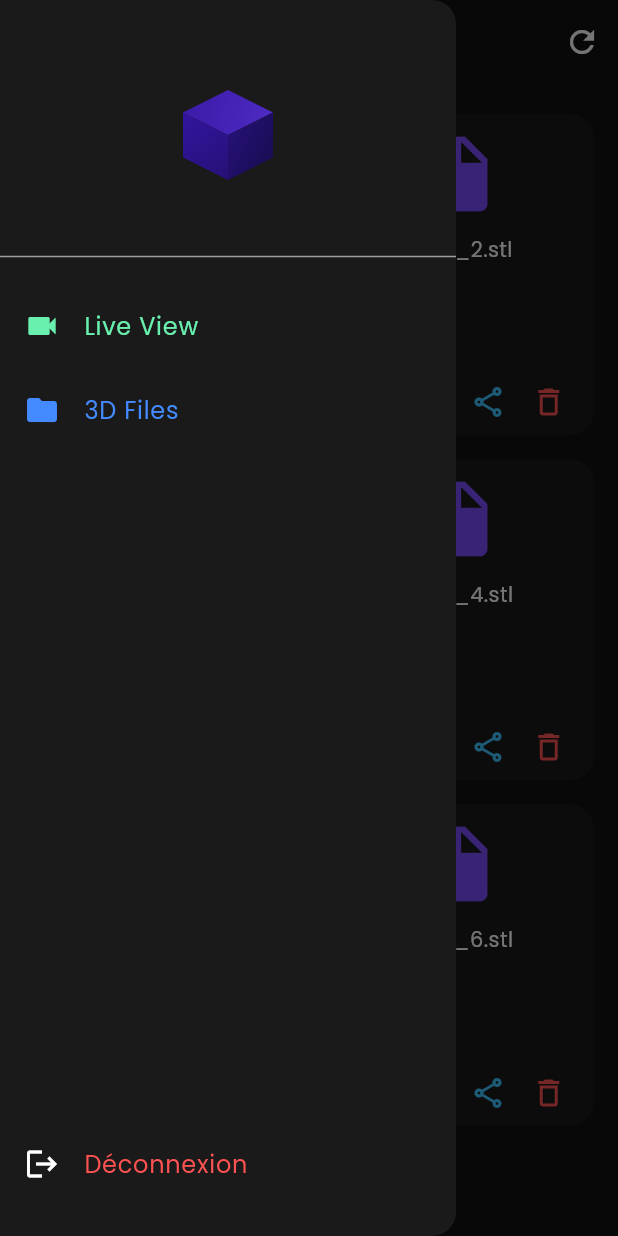
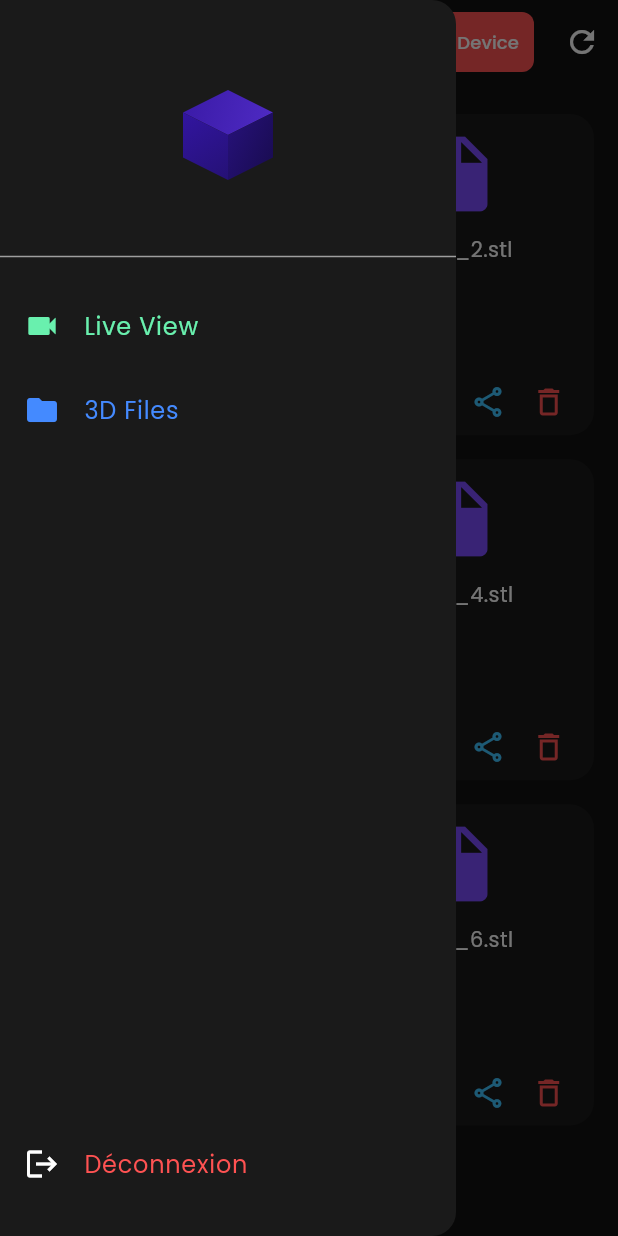
Before and after one commit to youcef-2001/scanner_3d_pro, a Flutter app: the FilesScreen screen opened directly, with the side drawer open, on a phone screen of 412 x 824 dp. Run offline on Flutter 3.47's test engine with Material 3 defaults, Android fonts, the light colour scheme and no system bars; our stand-ins replace google_fonts, supabase_flutter; accounts and stored records are empty.

Commit message:
custom_header.dart

```diff
--- a/lib/features/gallery/screens/files_screen.dart
+++ b/lib/features/gallery/screens/files_screen.dart
@@ -1,7 +1,6 @@
 import 'package:flutter/material.dart';
 import 'package:google_fonts/google_fonts.dart';
-import 'package:supabase_flutter/supabase_flutter.dart';
-import '../../../shared/widgets/hexagon_logo.dart';
+import '../../../shared/widgets/custom_header.dart';
 
 class FilesScreen extends StatelessWidget {
   const FilesScreen({Key? key}) : super(key: key);
@@ -10,75 +9,49 @@ class FilesScreen extends StatelessWidget {
   Widget build(BuildContext context) {
     final isMobile = MediaQuery.of(context).size.width < 640;
 
-    final user = Supabase.instance.client.auth.currentUser;
-    final userName = user?.userMetadata?['name'] ?? user?.email ?? 'Utilisateur';
-
     return Scaffold(
       backgroundColor: const Color(0xFF111111),
-      drawer: Drawer(
-        backgroundColor: const Color(0xFF1A1A1A),
-        child: Column(
-          children: [
-            const SizedBox(height: 60),
-            const HexagonLogo(),
-            const SizedBox(height: 20),
-            Padding(
-              padding: const EdgeInsets.symmetric(horizontal: 20),
-              child: Text('$userName',
-                  style: GoogleFonts.poppins(
-                    color: Colors.white,
-                    fontWeight: FontWeight.w600,
-                    fontSize: 16,
-                  )),
-            ),
-            const Divider(color: Colors.grey),
-            const SizedBox(height: 10),
-            ListTile(
-              leading: const Icon(Icons.videocam, color: Colors.greenAccent),
-              title: const Text('Live View',
-                  style: TextStyle(color: Colors.greenAccent)),
-              onTap: () {
-                // TODO: Naviguer vers la page "Live"
-              },
-            ),
-            ListTile(
-              leading: const Icon(Icons.folder, color: Colors.blueAccent),
-              title: const Text('3D Files',
-                  style: TextStyle(color: Colors.blueAccent)),
-              onTap: () {
-                Navigator.pop(context);
-              },
-            ),
-            const Spacer(),
-            ListTile(
-              leading: const Icon(Icons.logout, color: Colors.white),
-              title: const Text('Déconnexion',
-                  style: TextStyle(color: Colors.redAccent)),
-              onTap: () async {
-                await Supabase.instance.client.auth.signOut();
-                if (context.mounted) {
-                  Navigator.of(context).popUntil((route) => route.isFirst);
-                }
-              },
-            ),
-            const SizedBox(height: 20),
-          ],
-        ),
-      ),
+      drawer: const CustomDrawer(),
       appBar: AppBar(
         backgroundColor: Colors.transparent,
         elevation: 0,
         foregroundColor: Colors.white,
         title: Text(
-          'Mes Fichiers 3D',
+          'Fichiers 3D',
           style: GoogleFonts.poppins(
-              fontWeight: FontWeight.w700, fontSize: isMobile ? 20 : 28),
+            fontWeight: FontWeight.w700,
+            fontSize: isMobile ? 18 : 24,
+          ),
         ),
         actions: [
+          Padding(
+            padding: const EdgeInsets.symmetric(horizontal: 8),
+            child: TextButton.icon(
+              onPressed: () {
+                // TODO: Connecter l'appareil
+              },
+              icon: const Icon(Icons.usb, size: 16, color: Colors.white),
+              label: Text(
+                'Connect Device',
+                style: GoogleFonts.poppins(
+                  fontSize: 12,
+                  fontWeight: FontWeight.w500,
+                  color: Colors.white,
+                ),
+              ),
+              style: TextButton.styleFrom(
+                backgroundColor: Colors.redAccent,
+                padding: const EdgeInsets.symmetric(horizontal: 10, vertical: 6),
+                shape: RoundedRectangleBorder(
+                  borderRadius: BorderRadius.circular(8),
+                ),
+              ),
+            ),
+          ),
           IconButton(
             icon: const Icon(Icons.refresh),
             onPressed: () {
-              // TODO: Recharger les fichiers depuis Supabase
+              // TODO: Recharger les fichiers
             },
           ),
         ],
@@ -86,7 +59,7 @@ class FilesScreen extends StatelessWidget {
       body: Padding(
         padding: const EdgeInsets.symmetric(horizontal: 16, vertical: 20),
         child: GridView.builder(
-          itemCount: 6, // TODO: Remplacer par la vraie liste
+          itemCount: 6, // TODO: Charger dynamiquement les fichiers
           gridDelegate: SliverGridDelegateWithFixedCrossAxisCount(
             crossAxisCount: isMobile ? 2 : 4,
             crossAxisSpacing: 16,
@@ -102,13 +75,18 @@ class FilesScreen extends StatelessWidget {
               padding: const EdgeInsets.all(10),
               child: Column(
                 children: [
-                  const Icon(Icons.insert_drive_file,
-                      size: 60, color: Colors.deepPurpleAccent),
+                  const Icon(
+                    Icons.insert_drive_file,
+                    size: 60,
+                    color: Colors.deepPurpleAccent,
+                  ),
                   const SizedBox(height: 10),
                   Text(
                     'scan_${index + 1}.stl',
                     style: GoogleFonts.poppins(
-                        color: Colors.white, fontSize: 14),
+                      color: Colors.white,
+                      fontSize: 14,
+                    ),
                     overflow: TextOverflow.ellipsis,
                     textAlign: TextAlign.center,
                   ),
@@ -117,10 +95,8 @@ class FilesScreen extends StatelessWidget {
                     mainAxisAlignment: MainAxisAlignment.spaceAround,
                     children: const [
                       Icon(Icons.visibility, color: Colors.white),
-                      Icon(Icons.drive_file_rename_outline,
-                          color: Colors.white),
-                      Icon(Icons.share_outlined,
-                          color: Colors.lightBlueAccent),
+                      Icon(Icons.drive_file_rename_outline, color: Colors.white),
+                      Icon(Icons.share_outlined, color: Colors.lightBlueAccent),
                       Icon(Icons.delete_outline, color: Colors.redAccent),
                     ],
                   ),
--- /dev/null
+++ b/lib/shared/widgets/custom_header.dart
@@ -0,0 +1,68 @@
+import 'package:flutter/material.dart';
+import 'package:google_fonts/google_fonts.dart';
+import 'package:supabase_flutter/supabase_flutter.dart';
+import 'hexagon_logo.dart';
+import '../../features/auth/screens/login_screen.dart';
+
+class CustomDrawer extends StatelessWidget {
+  const CustomDrawer({Key? key}) : super(key: key);
+
+  @override
+  Widget build(BuildContext context) {
+    final user = Supabase.instance.client.auth.currentUser;
+    final userName = user?.userMetadata?['name'] ?? user?.email ?? 'Utilisateur';
+
+    return Drawer(
+      backgroundColor: const Color(0xFF1A1A1A),
+      child: Column(
+        children: [
+          const SizedBox(height: 60),
+          const HexagonLogo(),
+          const SizedBox(height: 20),
+          Padding(
+            padding: const EdgeInsets.symmetric(horizontal: 20),
+            child: Text(
+              '$userName',
+              style: GoogleFonts.poppins(
+                color: Colors.white,
+                fontWeight: FontWeight.w600,
+                fontSize: 16,
+              ),
+            ),
+          ),
+          const Divider(color: Colors.grey),
+          const SizedBox(height: 10),
+          ListTile(
+            leading: const Icon(Icons.videocam, color: Colors.greenAccent),
+            title: const Text('Live View', style: TextStyle(color: Colors.greenAccent)),
+            onTap: () {
+              // TODO: Navigation LiveView
+            },
+          ),
+          ListTile(
+            leading: const Icon(Icons.folder, color: Colors.blueAccent),
+            title: const Text('3D Files', style: TextStyle(color: Colors.blueAccent)),
+            onTap: () {
+              Navigator.pop(context);
+            },
+          ),
+          const Spacer(),
+          ListTile(
+            leading: const Icon(Icons.logout, color: Colors.white),
+            title: const Text('Déconnexion', style: TextStyle(color: Colors.redAccent)),
+            onTap: () async {
+              await Supabase.instance.client.auth.signOut();
+              if (context.mounted) {
+                Navigator.of(context).pushAndRemoveUntil(
+                  MaterialPageRoute(builder: (context) => const LoginScreen()),
+                      (route) => false,
+                );
+              }
+            },
+          ),
+          const SizedBox(height: 20),
+        ],
+      ),
+    );
+  }
+}
```
Also changed, not shown: 1 other file.
